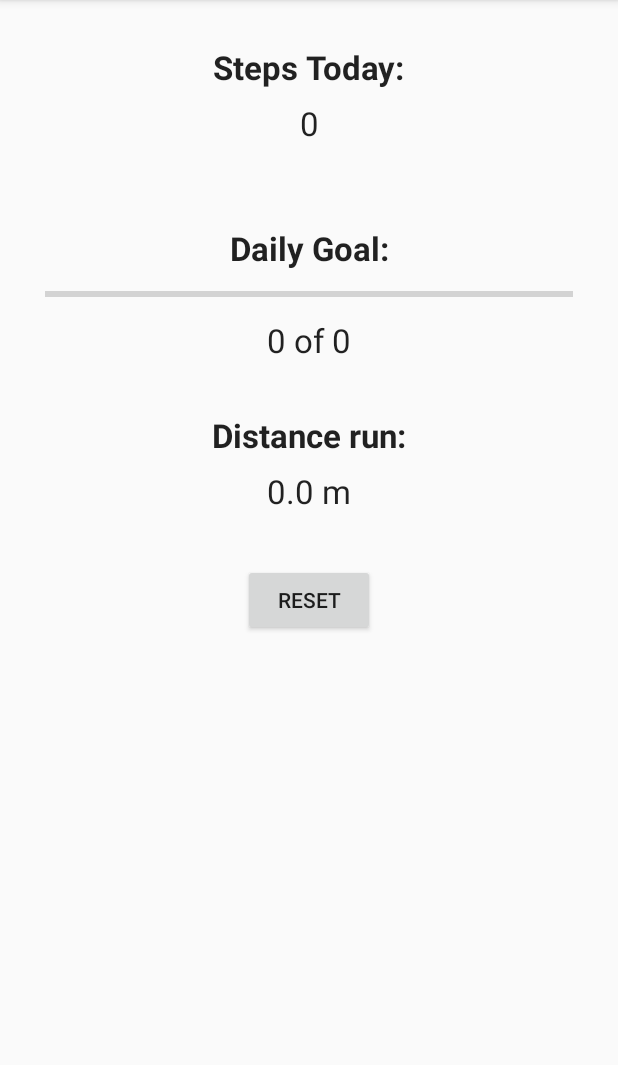
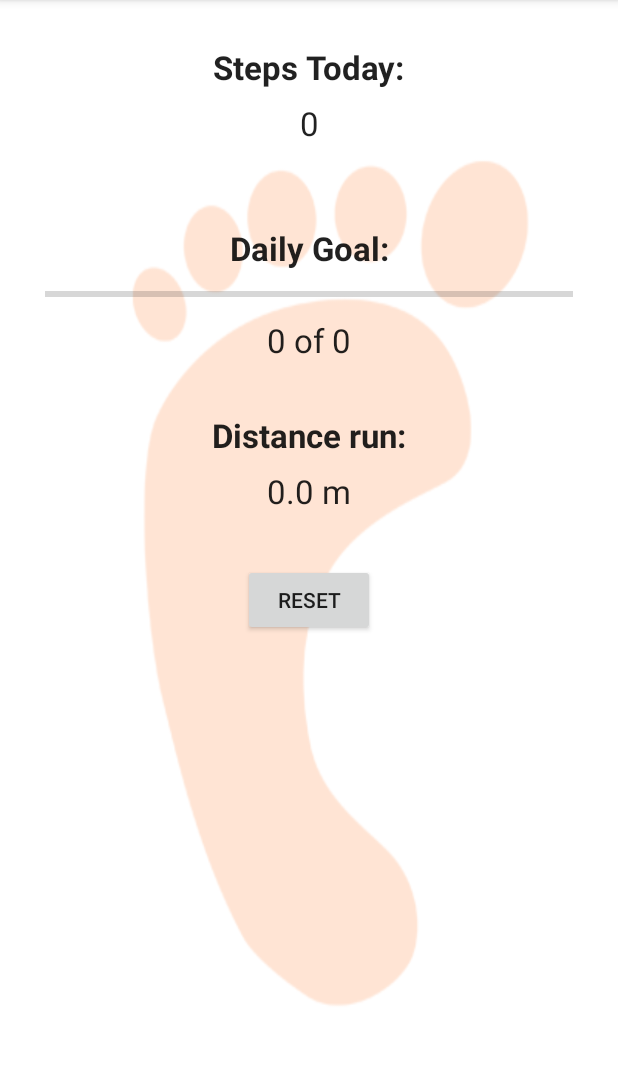
Before and after one commit to SvenBl/StepChallenge, an Android app: the screen it shows after launch (MainActivity), on a phone screen of 412 x 824 dp, the part 84-1149 px from its top. Run offline under Robolectric (Android 15) with nearby library versions, the phone set to English and light mode, and no system bars.

Commit message:
background added

```diff
--- a/app/src/main/res/layout/activity_help.xml
+++ b/app/src/main/res/layout/activity_help.xml
@@ -4,7 +4,8 @@
     android:paddingRight="@dimen/activity_horizontal_margin"
     android:paddingTop="@dimen/activity_vertical_margin"
     android:paddingBottom="@dimen/activity_vertical_margin"
-    tools:context="com.example.sven.stepchallenge.Help">
+    tools:context="com.example.sven.stepchallenge.Help"
+    android:background="@drawable/background_foot">
 
     <TextView
         android:layout_width="wrap_content"
--- a/app/src/main/res/layout/activity_main.xml
+++ b/app/src/main/res/layout/activity_main.xml
@@ -3,7 +3,8 @@
     android:layout_height="match_parent" android:paddingLeft="@dimen/activity_horizontal_margin"
     android:paddingRight="@dimen/activity_horizontal_margin"
     android:paddingTop="@dimen/activity_vertical_margin"
-    android:paddingBottom="@dimen/activity_vertical_margin" tools:context=".MainActivity">
+    android:paddingBottom="@dimen/activity_vertical_margin" tools:context=".MainActivity"
+    android:background="@drawable/background_foot">
 
     <GridLayout
         android:layout_width="match_parent"
--- a/app/src/main/res/layout/activity_settings.xml
+++ b/app/src/main/res/layout/activity_settings.xml
@@ -4,7 +4,8 @@
     android:paddingRight="@dimen/activity_horizontal_margin"
     android:paddingTop="@dimen/activity_vertical_margin"
     android:paddingBottom="@dimen/activity_vertical_margin"
-    tools:context="com.example.sven.stepchallenge.Settings">
+    tools:context="com.example.sven.stepchallenge.Settings"
+    android:background="@drawable/background_foot">
 
     <GridLayout
         android:layout_width="wrap_content"
```
Also changed, not shown: app/src/main/res/drawable/background_foot.png (added).
